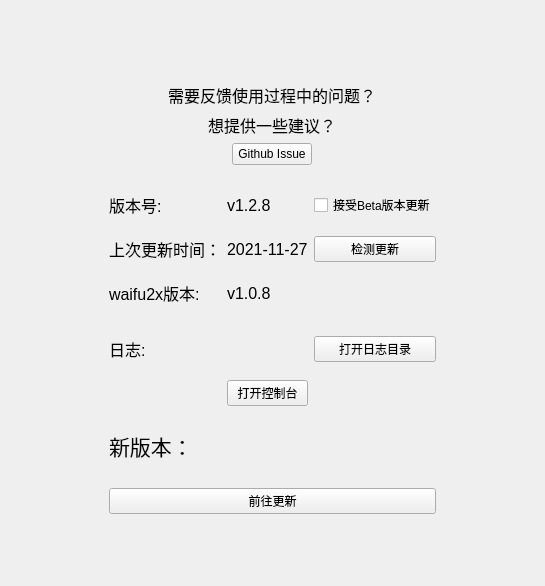
Before: the Qt Designer form ui/ui_help.ui in tonquer/ehentai-qt, drawn with Qt 5.
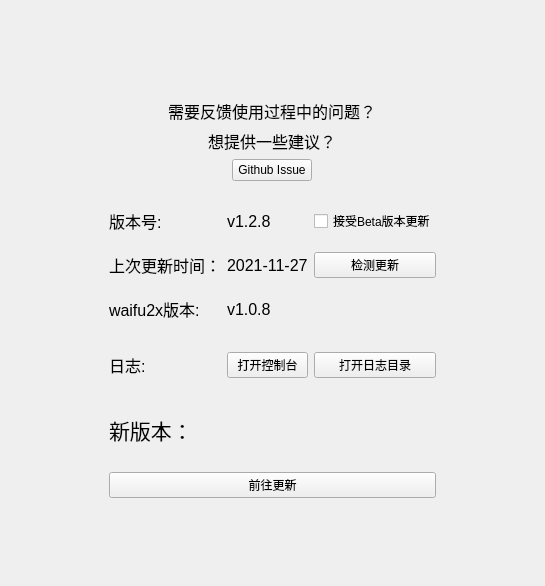
After: the same form once the commit is applied. Icons and pictures are not drawn. Custom widgets are drawn as their Qt base class.

Patch:
```diff
--- a/ui/ui_help.ui
+++ b/ui/ui_help.ui
@@ -27,9 +27,9 @@
       <property name="geometry">
        <rect>
         <x>0</x>
-        <y>0</y>
+        <y>-36</y>
         <width>508</width>
-        <height>632</height>
+        <height>602</height>
        </rect>
       </property>
       <layout class="QVBoxLayout" name="verticalLayout_3">
@@ -138,13 +138,6 @@
                  </property>
                 </widget>
                </item>
-               <item row="5" column="1">
-                <widget class="QPushButton" name="openCmd">
-                 <property name="text">
-                  <string>打开控制台</string>
-                 </property>
-                </widget>
-               </item>
                <item row="3" column="2">
                 <widget class="QPushButton" name="logButton">
                  <property name="text">
@@ -238,6 +231,13 @@
                  </property>
                 </widget>
                </item>
+               <item row="3" column="1">
+                <widget class="QPushButton" name="openCmd">
+                 <property name="text">
+                  <string>打开控制台</string>
+                 </property>
+                </widget>
+               </item>
               </layout>
              </widget>
             </item>
```
